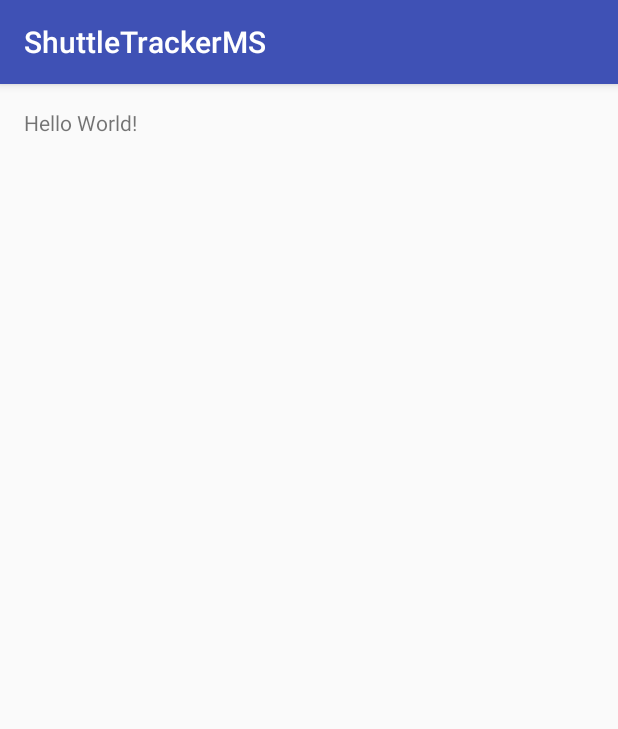
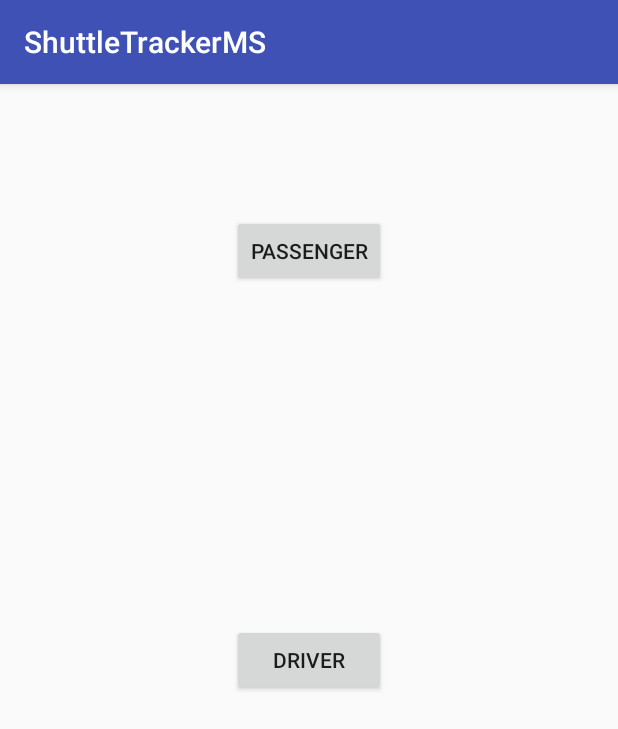
Before and after one commit to rama56/ShuttleTrackerMS, an Android app: the screen it shows after launch (MainActivity before the commit, MainPageActivity after it), on a phone screen of 412 x 824 dp. Shown: the top 729 px of the screen. Run offline under Robolectric (Android 15) with nearby library versions, the phone set to English and light mode, and no system bars.

Commit message:
Basic UI added

```diff
--- /dev/null
+++ b/app/src/main/java/com/example/ramakrk/shuttletrackerms/MainPageActivity.java
@@ -0,0 +1,37 @@
+package com.example.ramakrk.shuttletrackerms;
+
+import android.content.Intent;
+import android.support.v7.app.AppCompatActivity;
+import android.os.Bundle;
+import android.view.View;
+import android.widget.Button;
+
+public class MainPageActivity extends AppCompatActivity {
+
+    Button passengerButton;
+    Button driverButton;
+
+    @Override
+    protected void onCreate(Bundle savedInstanceState) {
+        super.onCreate(savedInstanceState);
+        setContentView(R.layout.activity_main_page);
+        passengerButton = (Button) findViewById(R.id.navigatePassenger);
+        driverButton = (Button) findViewById(R.id.navigateDriver);
+
+        passengerButton.setOnClickListener(new View.OnClickListener() {
+            @Override
+            public void onClick(View v) {
+                Intent passengerIntent = new Intent(v.getContext(),MainActivity.class);
+                startActivityForResult(passengerIntent,0);
+
+            }
+        });
+
+        driverButton.setOnClickListener(new View.OnClickListener() {
+            @Override
+            public void onClick(View v) {
+
+            }
+        });
+    }
+}
--- /dev/null
+++ b/app/src/main/res/layout/activity_main_page.xml
@@ -0,0 +1,39 @@
+<?xml version="1.0" encoding="utf-8"?>
+<RelativeLayout xmlns:android="http://schemas.android.com/apk/res/android"
+    xmlns:tools="http://schemas.android.com/tools"
+    android:layout_width="match_parent"
+    android:layout_height="match_parent"
+    android:paddingBottom="@dimen/activity_vertical_margin"
+    android:paddingLeft="@dimen/activity_horizontal_margin"
+    android:paddingRight="@dimen/activity_horizontal_margin"
+    android:paddingTop="@dimen/activity_vertical_margin"
+    tools:context="com.example.ramakrk.shuttletrackerms.MainPageActivity">
+
+    <RelativeLayout
+        android:layout_width="match_parent"
+        android:layout_height="match_parent"
+        android:layout_alignParentLeft="true"
+        android:layout_alignParentStart="true"
+        android:layout_alignParentTop="true">
+
+        <Button
+            android:layout_width="wrap_content"
+            android:layout_height="wrap_content"
+            android:text="Passenger"
+            android:id="@+id/navigatePassenger"
+            android:layout_marginTop="71dp"
+            android:layout_alignParentTop="true"
+            android:layout_centerHorizontal="true" />
+
+        <Button
+            android:layout_width="wrap_content"
+            android:layout_height="wrap_content"
+            android:text="Driver"
+            android:id="@+id/navigateDriver"
+            android:layout_centerVertical="true"
+            android:layout_alignLeft="@+id/navigatePassenger"
+            android:layout_alignStart="@+id/navigatePassenger"
+            android:layout_alignRight="@+id/navigatePassenger"
+            android:layout_alignEnd="@+id/navigatePassenger" />
+    </RelativeLayout>
+</RelativeLayout>
--- a/app/src/main/res/values/strings.xml
+++ b/app/src/main/res/values/strings.xml
@@ -1,3 +1,5 @@
 <resources>
     <string name="app_name">ShuttleTrackerMS</string>
+    <string name="track">Track</string>
+    <string name="title_activity_maps">Map</string>
 </resources>
```
Also changed, not shown: app/src/main/AndroidManifest.xml (+15 -0 lines), app/src/main/java/com/example/ramakrk/shuttletrackerms/MainActivity.java (+52 -0 lines), app/src/main/res/layout/activity_main.xml (+25 -4 lines).
